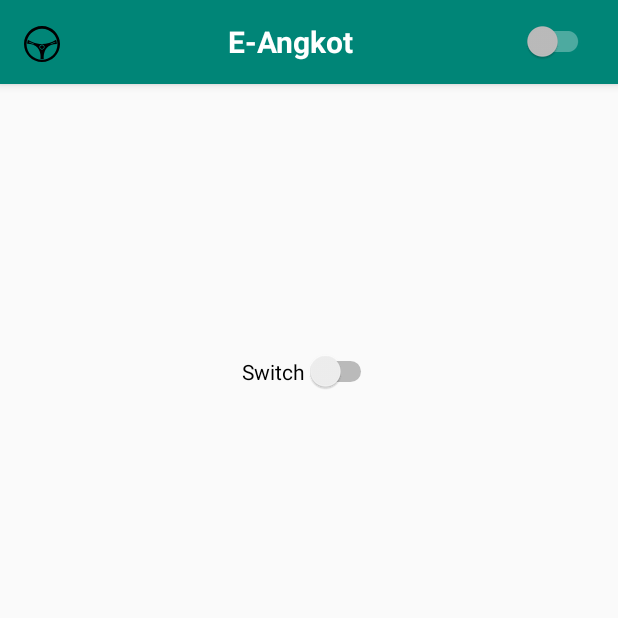
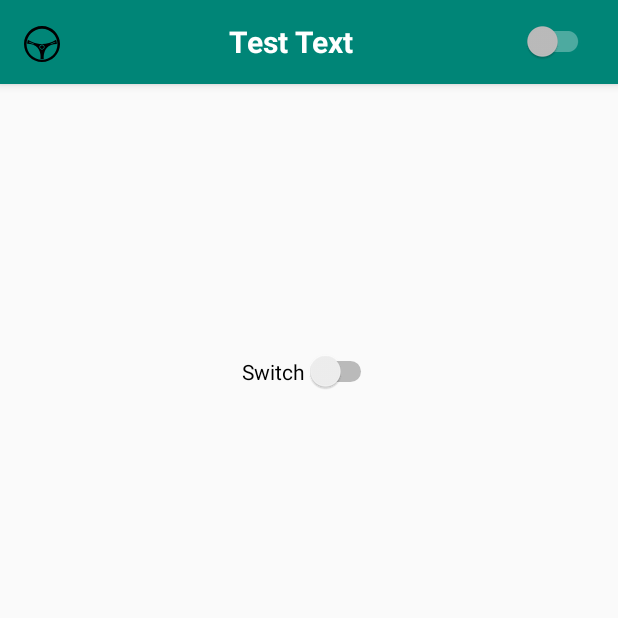
Before and after one commit to handharbeni/EAngkot, an Android app: the screen it shows after launch (MainActivity), on a phone screen of 412 x 824 dp, the top half of it. Run offline under Robolectric (Android 15) with nearby library versions, the phone set to English and light mode, and no system bars; our stand-ins replace ButterKnife.

Commit message:
add butterknife

```diff
--- a/app/src/main/java/com/mhandharbeni/e_angkot/MainActivity.java
+++ b/app/src/main/java/com/mhandharbeni/e_angkot/MainActivity.java
@@ -31,6 +31,8 @@ public class MainActivity extends BaseActivity {
         SpannableStringBuilder snackbarText = new SpannableStringBuilder();
         snackbarText.append("Selamat Datang");
         showSnackBar(mainLayout, snackbarText);
+
+        idTitle.setText("Test Text");
     }
 
     @OnClick(R.id.switch1)
--- a/app/src/main/java/com/mhandharbeni/e_angkot/utils/BaseActivity.java
+++ b/app/src/main/java/com/mhandharbeni/e_angkot/utils/BaseActivity.java
@@ -7,21 +7,37 @@ import android.text.SpannableString;
 import android.text.SpannableStringBuilder;
 import android.util.Log;
 import android.view.View;
+import android.widget.ImageButton;
+import android.widget.TextView;
 import android.widget.Toast;
 
 import androidx.annotation.Nullable;
 import androidx.appcompat.app.ActionBar;
 import androidx.appcompat.app.AppCompatActivity;
+import androidx.appcompat.widget.AppCompatImageView;
+import androidx.appcompat.widget.SwitchCompat;
 
 import com.google.android.material.snackbar.Snackbar;
 import com.mhandharbeni.e_angkot.R;
 
 import java.util.Objects;
 
+import butterknife.BindView;
+import butterknife.ButterKnife;
+import butterknife.OnCheckedChanged;
+
 @SuppressLint("Registered")
 public class BaseActivity extends AppCompatActivity {
     public static String TAG = BaseActivity.class.getSimpleName();
 
+    @BindView(R.id.idProfile)
+    public AppCompatImageView idProfile;
+
+    @BindView(R.id.idTitle)
+    public TextView idTitle;
+
+    @BindView(R.id.idSwitch)
+    public SwitchCompat idSwitch;
 
     @Override
     protected void onCreate(@Nullable Bundle savedInstanceState) {
@@ -29,6 +45,11 @@ public class BaseActivity extends AppCompatActivity {
         ActionBar actionBar = getSupportActionBar();
         getSupportActionBar().setDisplayOptions(actionBar.DISPLAY_SHOW_CUSTOM);
         getSupportActionBar().setCustomView(R.layout.actionbar_angkot);
+    }
+
+    @OnCheckedChanged(R.id.idSwitch)
+    public void onSwitchActionBar(boolean isChecked){
+        showToast(getApplicationContext(), String.valueOf(isChecked));
     }
 
     public void showActionBar(){
--- a/app/src/main/res/layout/actionbar_angkot.xml
+++ b/app/src/main/res/layout/actionbar_angkot.xml
@@ -7,7 +7,7 @@
     android:orientation="vertical">
 
     <androidx.appcompat.widget.AppCompatImageView
-        android:id="@+id/appCompatImageView"
+        android:id="@+id/idProfile"
         android:layout_width="wrap_content"
         android:layout_height="wrap_content"
         android:layout_marginTop="8dp"
@@ -19,7 +19,7 @@
         app:layout_constraintVertical_bias="1.0" />
 
     <TextView
-        android:id="@+id/action_bar_title"
+        android:id="@+id/idTitle"
         android:layout_width="wrap_content"
         android:layout_height="wrap_content"
         android:layout_gravity="center"
@@ -34,12 +34,12 @@
         android:textSize="20sp"
         android:textStyle="bold"
         app:layout_constraintBottom_toBottomOf="parent"
-        app:layout_constraintEnd_toStartOf="@+id/switchCompat"
-        app:layout_constraintStart_toEndOf="@+id/appCompatImageView"
+        app:layout_constraintEnd_toStartOf="@+id/idSwitch"
+        app:layout_constraintStart_toEndOf="@+id/idProfile"
         app:layout_constraintTop_toTopOf="parent" />
 
     <androidx.appcompat.widget.SwitchCompat
-        android:id="@+id/switchCompat"
+        android:id="@+id/idSwitch"
         android:layout_width="wrap_content"
         android:layout_height="wrap_content"
         android:layout_marginTop="8dp"
```
